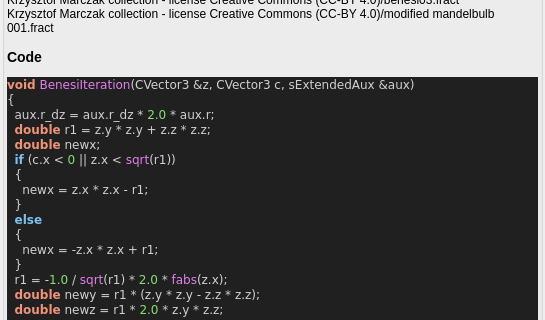
Old version of the form mandelbulber2/qt_data/fractal_benesi.ui in the repository buddhi1980/mandelbulber2; both pictures show x 0 to 545 and y 121 to 441 of the 545 by 645 pixel window.
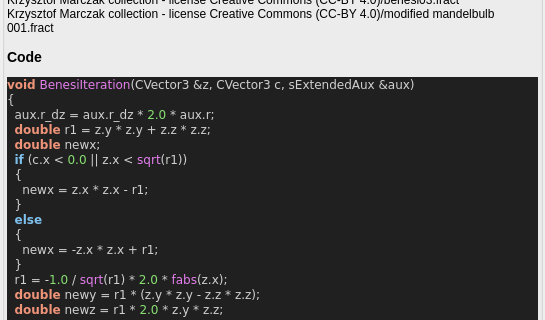
New version of the form. Custom widgets are drawn as their Qt base class.

```diff
--- a/mandelbulber2/qt_data/fractal_benesi.ui
+++ b/mandelbulber2/qt_data/fractal_benesi.ui
@@ -77,7 +77,7 @@
   aux&lt;span style=&quot;color:#d0d0d0&quot;&gt;.&lt;/span&gt;r_dz &lt;span style=&quot;color:#d0d0d0&quot;&gt;=&lt;/span&gt; aux&lt;span style=&quot;color:#d0d0d0&quot;&gt;.&lt;/span&gt;r_dz &lt;span style=&quot;color:#d0d0d0&quot;&gt;*&lt;/span&gt; &lt;span style=&quot;color:#87df71&quot;&gt;2.0&lt;/span&gt; &lt;span style=&quot;color:#d0d0d0&quot;&gt;*&lt;/span&gt; aux&lt;span style=&quot;color:#d0d0d0&quot;&gt;.&lt;/span&gt;r&lt;span style=&quot;color:#d0d0d0&quot;&gt;;&lt;/span&gt;
   &lt;span style=&quot;color:#f09479; font-weight:bold&quot;&gt;double&lt;/span&gt; r1 &lt;span style=&quot;color:#d0d0d0&quot;&gt;=&lt;/span&gt; z&lt;span style=&quot;color:#d0d0d0&quot;&gt;.&lt;/span&gt;y &lt;span style=&quot;color:#d0d0d0&quot;&gt;*&lt;/span&gt; z&lt;span style=&quot;color:#d0d0d0&quot;&gt;.&lt;/span&gt;y &lt;span style=&quot;color:#d0d0d0&quot;&gt;+&lt;/span&gt; z&lt;span style=&quot;color:#d0d0d0&quot;&gt;.&lt;/span&gt;z &lt;span style=&quot;color:#d0d0d0&quot;&gt;*&lt;/span&gt; z&lt;span style=&quot;color:#d0d0d0&quot;&gt;.&lt;/span&gt;z&lt;span style=&quot;color:#d0d0d0&quot;&gt;;&lt;/span&gt;
   &lt;span style=&quot;color:#f09479; font-weight:bold&quot;&gt;double&lt;/span&gt; newx&lt;span style=&quot;color:#d0d0d0&quot;&gt;;&lt;/span&gt;
-  &lt;span style=&quot;color:#7ec0ee; font-weight:bold&quot;&gt;if&lt;/span&gt; &lt;span style=&quot;color:#d0d0d0&quot;&gt;(&lt;/span&gt;c&lt;span style=&quot;color:#d0d0d0&quot;&gt;.&lt;/span&gt;x &lt;span style=&quot;color:#d0d0d0&quot;&gt;&amp;lt;&lt;/span&gt; &lt;span style=&quot;color:#87df71&quot;&gt;0&lt;/span&gt; &lt;span style=&quot;color:#d0d0d0&quot;&gt;||&lt;/span&gt; z&lt;span style=&quot;color:#d0d0d0&quot;&gt;.&lt;/span&gt;x &lt;span style=&quot;color:#d0d0d0&quot;&gt;&amp;lt;&lt;/span&gt; &lt;span style=&quot;color:#e47eed&quot;&gt;sqrt&lt;/span&gt;&lt;span style=&quot;color:#d0d0d0&quot;&gt;(&lt;/span&gt;r1&lt;span style=&quot;color:#d0d0d0&quot;&gt;))&lt;/span&gt;
+  &lt;span style=&quot;color:#7ec0ee; font-weight:bold&quot;&gt;if&lt;/span&gt; &lt;span style=&quot;color:#d0d0d0&quot;&gt;(&lt;/span&gt;c&lt;span style=&quot;color:#d0d0d0&quot;&gt;.&lt;/span&gt;x &lt;span style=&quot;color:#d0d0d0&quot;&gt;&amp;lt;&lt;/span&gt; &lt;span style=&quot;color:#87df71&quot;&gt;0.0&lt;/span&gt; &lt;span style=&quot;color:#d0d0d0&quot;&gt;||&lt;/span&gt; z&lt;span style=&quot;color:#d0d0d0&quot;&gt;.&lt;/span&gt;x &lt;span style=&quot;color:#d0d0d0&quot;&gt;&amp;lt;&lt;/span&gt; &lt;span style=&quot;color:#e47eed&quot;&gt;sqrt&lt;/span&gt;&lt;span style=&quot;color:#d0d0d0&quot;&gt;(&lt;/span&gt;r1&lt;span style=&quot;color:#d0d0d0&quot;&gt;))&lt;/span&gt;
   &lt;span style=&quot;color:#d0d0d0&quot;&gt;{&lt;/span&gt;
     newx &lt;span style=&quot;color:#d0d0d0&quot;&gt;=&lt;/span&gt; z&lt;span style=&quot;color:#d0d0d0&quot;&gt;.&lt;/span&gt;x &lt;span style=&quot;color:#d0d0d0&quot;&gt;*&lt;/span&gt; z&lt;span style=&quot;color:#d0d0d0&quot;&gt;.&lt;/span&gt;x &lt;span style=&quot;color:#d0d0d0&quot;&gt;-&lt;/span&gt; r1&lt;span style=&quot;color:#d0d0d0&quot;&gt;;&lt;/span&gt;
   &lt;span style=&quot;color:#d0d0d0&quot;&gt;}&lt;/span&gt;
```
